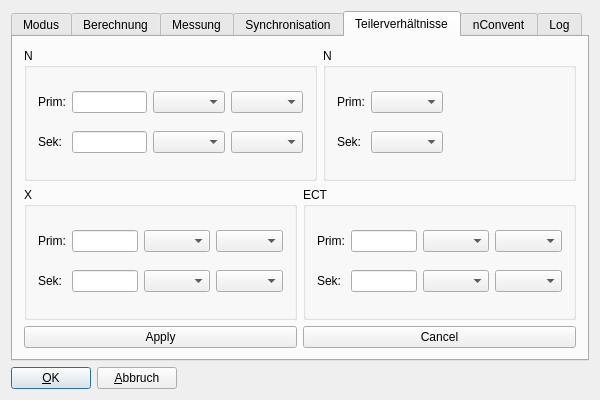
First picture: the form in wm3000i/confdialogbase.ui, repository ZeraGmbH/wm-project, before the edit.
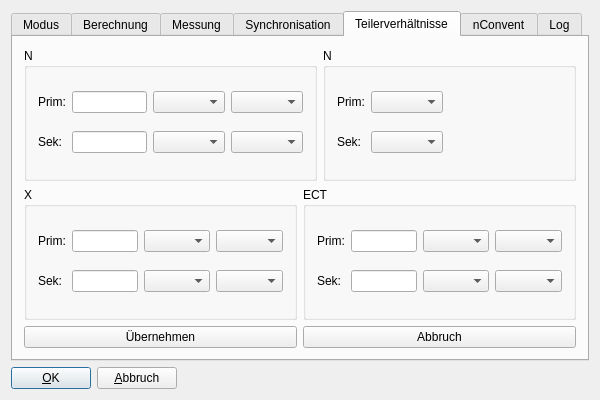
Second picture: the form after the edit. The open tabs and pages were chosen to show the change. Custom widgets are drawn as their Qt base class.

```diff
--- a/wm3000i/confdialogbase.ui
+++ b/wm3000i/confdialogbase.ui
@@ -1252,14 +1252,14 @@
            <item>
             <widget class="QPushButton" name="RatioApplyPushButton">
              <property name="text">
-              <string>Apply</string>
+              <string>Übernehmen</string>
              </property>
             </widget>
            </item>
            <item>
             <widget class="QPushButton" name="RatioCancelPushButton">
              <property name="text">
-              <string>Cancel</string>
+              <string>Abbruch</string>
              </property>
             </widget>
            </item>
```
Left out of the diff: 15 changed lines with no effect on the pictures.
